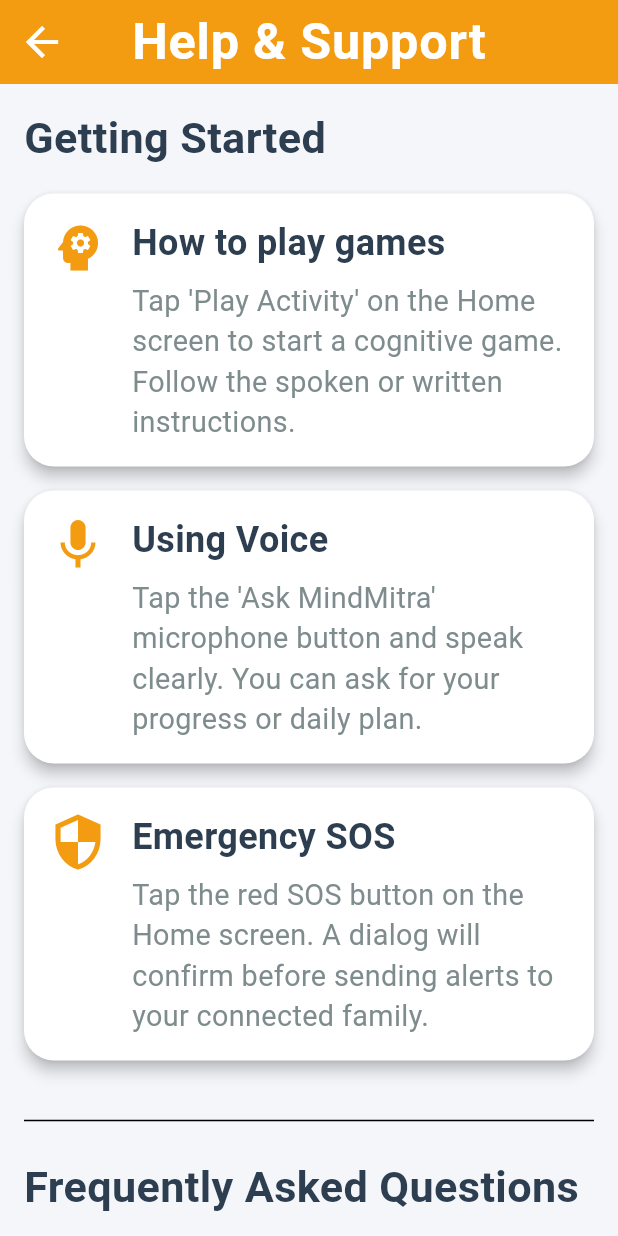
After one commit to Ragul-Gunasekaran/MindMitra, a Flutter app: the SupportCenter screen opened directly, on a phone screen of 412 x 824 dp. The commit adds this screen. Run offline on Flutter 3.47's test engine with Material 3 defaults, Android fonts, the phone set to English and light mode, and no system bars; our stand-ins replace flutter_tts, shared_preferences, speech_to_text; accounts and stored records are empty; network calls fail.

Commit message:
feat: complete admin support security and SIH polish

```diff
--- a/lib/screens/profile_dashboard.dart
+++ b/lib/screens/profile_dashboard.dart
@@ -1,6 +1,9 @@
 import 'package:flutter/material.dart';
 import '../services/auth_service.dart';
 import 'auth/login_screen.dart';
+import 'admin_dashboard.dart';
+import 'support_center.dart';
+import 'privacy_center.dart';
 import 'accessibility_settings.dart';
 import '../core/theme/app_theme.dart';
 import '../services/storage_service.dart';
--- /dev/null
+++ b/lib/screens/support_center.dart
@@ -0,0 +1,118 @@
+import 'package:flutter/material.dart';
+import 'dart:convert';
+import 'package:http/http.dart' as http;
+import '../core/theme/app_theme.dart';
+import '../constants/base_url.dart';
+import '../services/auth_service.dart';
+
+class SupportCenter extends StatelessWidget {
+  const SupportCenter({Key? key}) : super(key: key);
+
+  void _showFeedbackDialog(BuildContext context) {
+    final typeCtrl = TextEditingController(text: "GENERAL");
+    final msgCtrl = TextEditingController();
+    showDialog(
+      context: context,
+      builder: (ctx) => AlertDialog(
+        title: const Text("Send Feedback"),
+        content: Column(
+          mainAxisSize: MainAxisSize.min,
+          children: [
+            DropdownButtonFormField<String>(
+              value: typeCtrl.text,
+              items: const [
+                DropdownMenuItem(value: "GENERAL", child: Text("General Feedback")),
+                DropdownMenuItem(value: "BUG", child: Text("Report a Problem")),
+                DropdownMenuItem(value: "FEATURE", child: Text("Feature Request")),
+              ],
+              onChanged: (val) => typeCtrl.text = val!,
+            ),
+            const SizedBox(height: 16),
+            TextField(controller: msgCtrl, maxLines: 4, decoration: const InputDecoration(border: OutlineInputBorder(), hintText: "What's on your mind?")),
+          ],
+        ),
+        actions: [
+          TextButton(onPressed: () => Navigator.pop(ctx), child: const Text("Cancel")),
+          ElevatedButton(onPressed: () async {
+            if (msgCtrl.text.isEmpty) return;
+            try {
+              if (AuthService().isDemo) {
+                ScaffoldMessenger.of(context).showSnackBar(const SnackBar(content: Text("Feedback saved offline in Demo Mode.")));
+              } else {
+                await http.post(
+                  Uri.parse('$API_BASE_URL/api/feedback'),
+                  headers: {'Content-Type': 'application/json', 'Authorization': 'Bearer ${AuthService().accessToken}'},
+                  body: jsonEncode({'type': typeCtrl.text, 'message': msgCtrl.text})
+                );
+                ScaffoldMessenger.of(context).showSnackBar(const SnackBar(content: Text("Thank you for your feedback!")));
+              }
+            } catch (_) {
+              ScaffoldMessenger.of(context).showSnackBar(const SnackBar(content: Text("Saved offline. Will send when connected.")));
+            }
+            Navigator.pop(ctx);
+          }, child: const Text("Send")),
+        ],
+      ),
+    );
+  }
+
+  @override
+  Widget build(BuildContext context) {
+    return Scaffold(
+      appBar: AppBar(title: const Text("Help & Support")),
+      body: ListView(
+        padding: const EdgeInsets.all(16.0),
+        children: [
+          const Text("Getting Started", style: TextStyle(fontSize: 24, fontWeight: FontWeight.bold, color: AppTheme.textDark)),
+          const SizedBox(height: 16),
+          _buildHelpItem(Icons.psychology, "How to play games", "Tap 'Play Activity' on the Home screen to start a cognitive game. Follow the spoken or written instructions."),
+          _buildHelpItem(Icons.mic, "Using Voice", "Tap the 'Ask MindMitra' microphone button and speak clearly. You can ask for your progress or daily plan."),
+          _buildHelpItem(Icons.security, "Emergency SOS", "Tap the red SOS button on the Home screen. A dialog will confirm before sending alerts to your connected family."),
+          const Divider(height: 48),
+          const Text("Frequently Asked Questions", style: TextStyle(fontSize: 24, fontWeight: FontWeight.bold, color: AppTheme.textDark)),
+          const SizedBox(height: 16),
+          const ExpansionTile(
+            title: Text("How do I change text size?", style: TextStyle(fontSize: 18, fontWeight: FontWeight.bold)),
+            children: [Padding(padding: EdgeInsets.all(16.0), child: Text("Go to Profile > Accessibility & Settings and select Extra Large.", style: TextStyle(fontSize: 16)))],
+          ),
+          const ExpansionTile(
+            title: Text("What happens when I am offline?", style: TextStyle(fontSize: 18, fontWeight: FontWeight.bold)),
+            children: [Padding(padding: EdgeInsets.all(16.0), child: Text("MindMitra saves your games and reminders safely on this device. It will synchronize automatically when the internet returns.", style: TextStyle(fontSize: 16)))],
+          ),
+          const Divider(height: 48),
+          ElevatedButton.icon(
+            icon: const Icon(Icons.feedback),
+            label: const Text("Send Feedback"),
+            onPressed: () => _showFeedbackDialog(context),
+          )
+        ],
+      ),
+    );
+  }
+
+  Widget _buildHelpItem(IconData icon, String title, String desc) {
+    return Card(
+      margin: const EdgeInsets.only(bottom: 16),
+      child: Padding(
+        padding: const EdgeInsets.all(16.0),
+        child: Row(
+          crossAxisAlignment: CrossAxisAlignment.start,
+          children: [
+            Icon(icon, size: 40, color: AppTheme.primaryOrange),
+            const SizedBox(width: 16),
+            Expanded(
+              child: Column(
+                crossAxisAlignment: CrossAxisAlignment.start,
+                children: [
+                  Text(title, style: const TextStyle(fontSize: 20, fontWeight: FontWeight.bold)),
+                  const SizedBox(height: 8),
+                  Text(desc, style: const TextStyle(fontSize: 16, color: AppTheme.textLight)),
+                ],
+              ),
+            )
+          ],
+        ),
+      ),
+    );
+  }
+}
```
Also changed, not shown: lib/screens/admin_dashboard.dart (added, +85 -0 lines), lib/screens/privacy_center.dart (added, +73 -0 lines), 3 other files.
